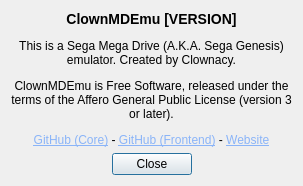
This is qt/about.ui in Clownacy/clownmdemu-frontend as Qt 5 draws it before an edit. The edited form follows.
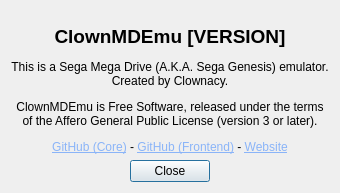
This is the edited form. Icons and pictures are not drawn.

Commit message: Qt: Add icon to the About menu.

```diff
--- a/qt/about.ui
+++ b/qt/about.ui
@@ -7,7 +7,7 @@
     <x>0</x>
     <y>0</y>
     <width>400</width>
-    <height>200</height>
+    <height>400</height>
    </rect>
   </property>
   <property name="sizePolicy">
@@ -29,7 +29,7 @@
       <enum>Qt::ContextMenuPolicy::DefaultContextMenu</enum>
      </property>
      <property name="text">
-      <string>&lt;html&gt;&lt;head/&gt;&lt;body&gt;&lt;h3 style=&quot; margin-top:14px; margin-bottom:12px; margin-left:0px; margin-right:0px; -qt-block-indent:0; text-indent:0px;&quot;&gt;&lt;span style=&quot; font-size:large; font-weight:700;&quot;&gt;ClownMDEmu [VERSION]&lt;/span&gt;&lt;/h3&gt;&lt;p&gt;This is a Sega Mega Drive (A.K.A. Sega Genesis) emulator. Created by Clownacy.&lt;/p&gt;&lt;p&gt;ClownMDEmu is Free Software, released under the terms of the Affero General Public License (version 3 or later).&lt;/p&gt;&lt;p&gt;&lt;a href=&quot;https://github.com/Clownacy/clownmdemu-core&quot;&gt;&lt;span style=&quot; text-decoration: underline; color:#8ab4f8;&quot;&gt;GitHub (Core)&lt;/span&gt;&lt;/a&gt; - &lt;a href=&quot;https://github.com/Clownacy/clownmdemu-frontend-qt&quot;&gt;&lt;span style=&quot; text-decoration: underline; color:#8ab4f8;&quot;&gt;GitHub (Frontend)&lt;/span&gt;&lt;/a&gt; - &lt;a href=&quot;https://clownacy.com/&quot;&gt;&lt;span style=&quot; text-decoration: underline; color:#8ab4f8;&quot;&gt;Website&lt;/span&gt;&lt;/a&gt;&lt;/p&gt;&lt;/body&gt;&lt;/html&gt;</string>
+      <string>&lt;html&gt;&lt;head/&gt;&lt;body&gt;&lt;p align=&quot;center&quot;&gt;&lt;img src=&quot;:/icon-qt.png&quot; width=&quot;200&quot;/&gt;&lt;br/&gt;&lt;span style=&quot; font-size:14pt; font-weight:700;&quot;&gt;ClownMDEmu [VERSION]&lt;/span&gt;&lt;/p&gt;&lt;p align=&quot;center&quot;&gt;This is a Sega Mega Drive (A.K.A. Sega Genesis) emulator.&lt;br/&gt;Created by Clownacy.&lt;/p&gt;&lt;p align=&quot;center&quot;&gt;ClownMDEmu is Free Software, released under the terms&lt;br/&gt;of the Affero General Public License (version 3 or later).&lt;/p&gt;&lt;p align=&quot;center&quot;&gt;&lt;a href=&quot;https://github.com/Clownacy/clownmdemu-core&quot;&gt;&lt;span style=&quot; text-decoration: underline; color:#8ab4f8;&quot;&gt;GitHub (Core)&lt;/span&gt;&lt;/a&gt; - &lt;a href=&quot;https://github.com/Clownacy/clownmdemu-frontend-qt&quot;&gt;&lt;span style=&quot; text-decoration: underline; color:#8ab4f8;&quot;&gt;GitHub (Frontend)&lt;/span&gt;&lt;/a&gt; - &lt;a href=&quot;https://clownacy.com/&quot;&gt;&lt;span style=&quot; text-decoration: underline; color:#8ab4f8;&quot;&gt;Website&lt;/span&gt;&lt;/a&gt;&lt;/p&gt;&lt;/body&gt;&lt;/html&gt;</string>
      </property>
      <property name="alignment">
       <set>Qt::AlignmentFlag::AlignCenter</set>
```
The commit also changes 5 other files.
